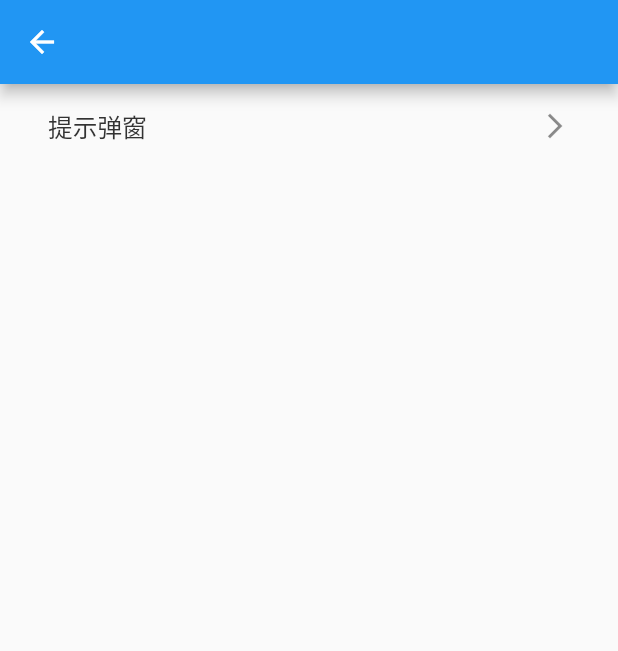
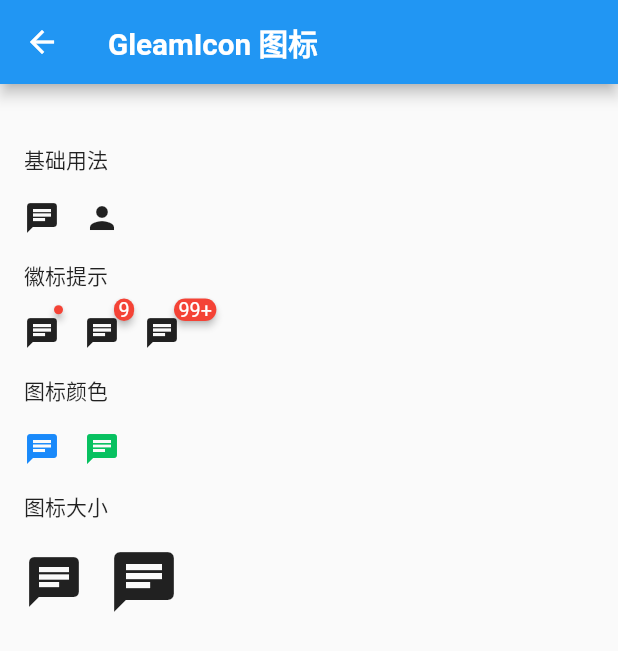
Before and after one commit to gaoyong06/gleam, a Flutter app: the GleamIconPage screen opened directly, on a phone screen of 412 x 824 dp. Shown: the top 651 px of the screen. Run offline on Flutter 3.47's test engine with Material 2 defaults, Android fonts, the phone set to English and light mode, and no system bars; drawn by our look-alikes of badges, oktoast; our stand-ins replace extended_image, flutter_screenutil, string_validator; missing offline and left inert: flutter_custom_dialog, wechat_assets_picker, wechat_camera_picker; network calls fail.

Commit message:
增加：GleamIcon 图标相关

```diff
--- a/example/lib/pages/gleam_icon_page.dart
+++ b/example/lib/pages/gleam_icon_page.dart
@@ -24,24 +24,114 @@ class _GleamIconPageState extends State<GleamIconPage> {
   @override
   Widget build(BuildContext context) {
     return Scaffold(
-      appBar: AppBar(),
-      body: ListView(
+      appBar: AppBar(
+        title: Text(
+          "GleamIcon 图标",
+          style: Style.ts_FFFFFF_18_bold,
+        ),
+      ),
+      body: SingleChildScrollView(
         padding: EdgeInsets.symmetric(vertical: 0, horizontal: 16.0),
-        children: ListTile.divideTiles(context: context, tiles: [
-          //提出弹窗
-          ListTile(
-              title: Text(
-                '提示弹窗',
-                style: Style.ts_333333_15,
-              ),
-              trailing: Icon(
-                Icons.arrow_forward_ios_outlined,
-                size: 20,
-              ),
-              onTap: () {
-                showToast('确定');
-              }),
-        ]).toList(),
+        child: Column(
+          crossAxisAlignment: CrossAxisAlignment.start,
+          children: [
+            SizedBox(
+              height: 40.0,
+            ),
+            Text("基础用法"),
+            SizedBox(
+              height: 16.0,
+            ),
+            Row(
+              mainAxisAlignment: MainAxisAlignment.start,
+              children: [
+                GleamIcon(
+                  Icons.chat,
+                ),
+                SizedBox(
+                  width: 16.0,
+                ),
+                GleamIcon(Icons.person)
+              ],
+            ),
+            SizedBox(
+              height: 16.0,
+            ),
+            Text("徽标提示"),
+            SizedBox(
+              height: 16.0,
+            ),
+            Row(
+              mainAxisAlignment: MainAxisAlignment.start,
+              children: [
+                GleamIcon(
+                  Icons.chat,
+                  dot: true,
+                ),
+                SizedBox(
+                  width: 16.0,
+                ),
+                GleamIcon(
+                  Icons.chat,
+                  badge: "9",
+                ),
+                SizedBox(
+                  width: 16.0,
+                ),
+                GleamIcon(
+                  Icons.chat,
+                  badge: "99+",
+                ),
+              ],
+            ),
+            SizedBox(
+              height: 16.0,
+            ),
+            Text("图标颜色"),
+            SizedBox(
+              height: 16.0,
+            ),
+            Row(
+              mainAxisAlignment: MainAxisAlignment.start,
+              children: [
+                GleamIcon(
+                  Icons.chat,
+                  color: Color(0XFF1989FA),
+                ),
+                SizedBox(
+                  width: 16.0,
+                ),
+                GleamIcon(
+                  Icons.chat,
+                  color: Color(0XFF07C160),
+                ),
+              ],
+            ),
+            SizedBox(
+              height: 16.0,
+            ),
+            Text("图标大小"),
+            SizedBox(
+              height: 16.0,
+            ),
+            Row(
+              mainAxisAlignment: MainAxisAlignment.start,
+              children: [
+                GleamIcon(
+                  Icons.chat,
+                  size: 40.0,
+                ),
+                SizedBox(
+                  width: 16.0,
+                ),
+                GleamIcon(
+                  Icons.chat,
+                  size: 48.0,
+                ),
+              ],
+            ),
+          ],
+        ),
       ),
     );
   }
--- a/lib/src/gleam_icon.dart
+++ b/lib/src/gleam_icon.dart
@@ -4,3 +4,50 @@
  * @Last Modified by: gaoyong06@qq.com
  * @Last Modified time: 2020-11-05 17:30:23
  */
+import 'package:flutter/material.dart';
+import 'package:badges/badges.dart';
+import 'package:gleam/style/style.dart';
+
+/// GleamIcon 图标
+class GleamIcon extends StatelessWidget {
+  final IconData icon;
+  final double size;
+  final Color color;
+  final bool dot;
+  final String badge;
+  final TextStyle badgeStyle;
+
+  const GleamIcon(this.icon,
+      {Key key,
+      this.size,
+      this.color,
+      this.dot = false,
+      this.badge,
+      this.badgeStyle})
+      : super(key: key);
+
+  @override
+  Widget build(BuildContext context) {
+    bool _showBadge = true;
+    _showBadge = badge != null ? true : false;
+    _showBadge = dot != null && dot ? true : _showBadge;
+
+    return Badge(
+      badgeContent: Text(
+        badge ?? "",
+        style: badgeStyle ?? Style.ts_FFFFFF_12,
+      ),
+      showBadge: _showBadge,
+      toAnimate: false,
+      shape: dot != null && dot ? BadgeShape.circle : BadgeShape.square,
+      borderRadius: BorderRadius.all(Radius.circular(16.0)),
+      position: BadgePosition.bottomStart(bottom: 20, start: 20),
+      padding: EdgeInsets.symmetric(horizontal: 3.0),
+      child: Icon(
+        icon,
+        size: size,
+        color: color,
+      ),
+    );
+  }
+}
--- a/lib/style/style.dart
+++ b/lib/style/style.dart
@@ -165,6 +165,11 @@ class Style {
     color: AppColors.clFFFFFF,
   );
 
+  static TextStyle ts_FFFFFF_12 = TextStyle(
+    fontSize: Dimens.fontPt12,
+    color: AppColors.clFFFFFF,
+  );
+
   static TextStyle ts_FFFFFF_13 = TextStyle(
     fontSize: Dimens.fontPt13,
     color: AppColors.clFFFFFF,
--- a/pubspec.yaml
+++ b/pubspec.yaml
@@ -18,6 +18,7 @@ dependencies:
   wechat_camera_picker: ^1.2.0
   flutter_custom_dialog: ^1.0.20
   string_validator: ^0.1.4
+  badges: ^1.1.4
 
 dev_dependencies:
   flutter_test:
```
Also changed, not shown: example/pubspec.lock, pubspec.lock.
